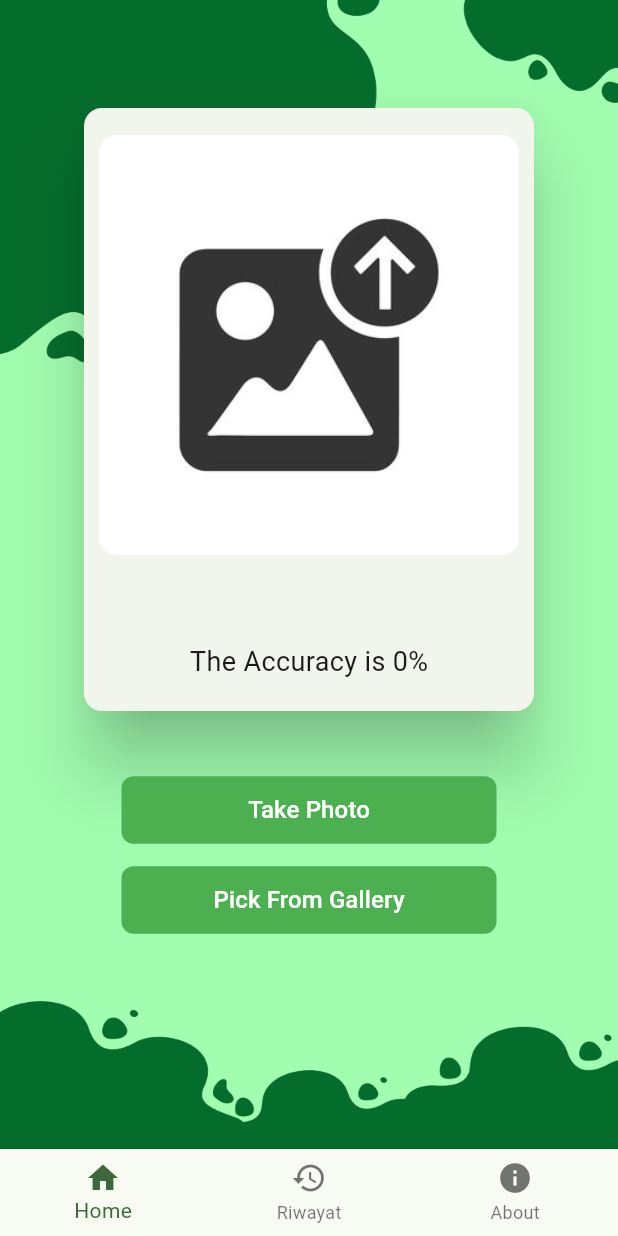
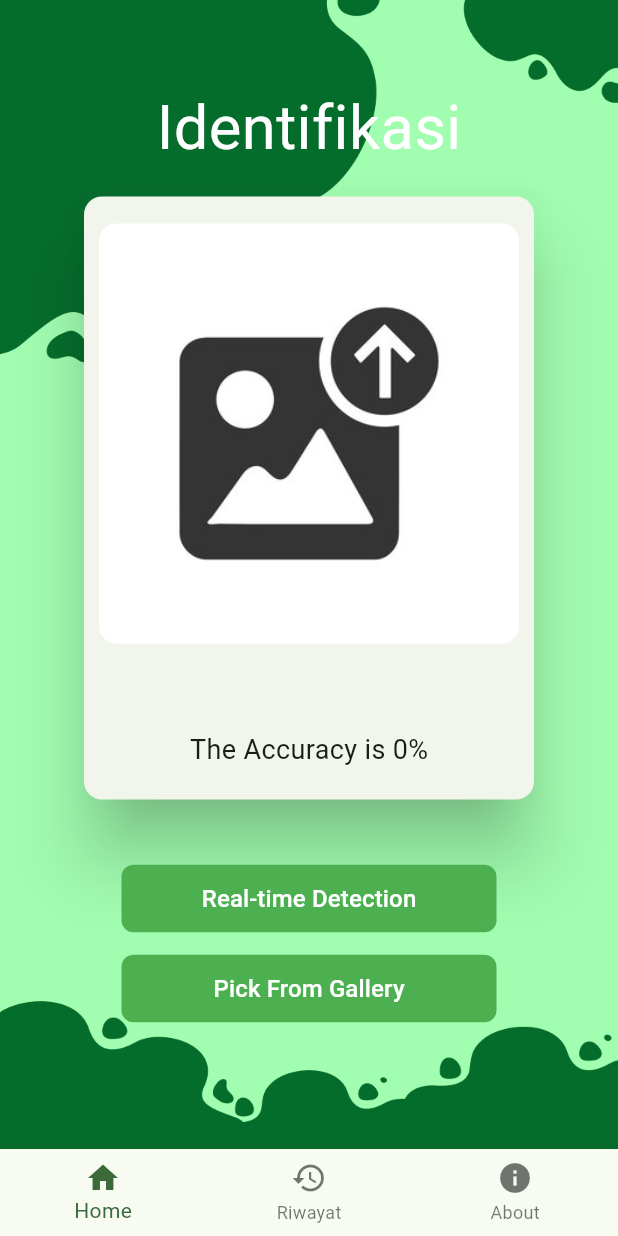
Before and after one commit to RiyanDai/Rpl7-Manggo-Disease-Detection, a Flutter app: the screen it shows after launch, on a phone screen of 412 x 824 dp. Run offline on Flutter 3.47's test engine with Material 3 defaults, Android fonts, the phone set to English and light mode, and no system bars; our stand-ins replace camera, hive, hive_flutter, image_picker; missing offline and left inert: flutter_tflite; accounts and stored records are empty.

Commit message:
add real time detection

```diff
--- a/lib/screen/home/home_page.dart
+++ b/lib/screen/home/home_page.dart
@@ -10,6 +10,7 @@ import 'dart:developer' as devtools;
 import 'package:my_tflit_app/models/detection_model.dart';
 
 import '../../widgets/wave_background.dart';
+import '../../screen/camera/camera_page.dart';
 
 
 
@@ -151,17 +152,23 @@ class _MyHomePageState extends State<MyHomePage> {
           child: Center(
             child: Column(
               children: [
+                Text('Identifikasi', style: TextStyle(fontSize: 41, color: Colors.white),),
                 const SizedBox(
                   height: 12,
                 ),
                 Card(
                   elevation: 20,
                   clipBehavior: Clip.hardEdge,
-                  child: SizedBox(
+                  child: Column(
+                    children: [
+
+                      SizedBox(
+
                       width: 300,
                       child: SingleChildScrollView(
                         child: Column(
                           children: [
+
                             const SizedBox(
                               height: 18,
                             ),
@@ -215,24 +222,28 @@ class _MyHomePageState extends State<MyHomePage> {
                         ),
                       ),
                     ),
+                  ],),
                 ),
                 const SizedBox(
                   height: 38,
                 ),
                 ElevatedButton(
                   onPressed: () {
-                    pickImageCamera();
+                    Navigator.push(
+                      context,
+                      MaterialPageRoute(builder: (context) => const CameraPage()),
+                    );
                   },
                   style: ElevatedButton.styleFrom(
-                    backgroundColor: const Color(0xFF4CAF50), // Green color
-                    minimumSize: const Size(250, 45), // Set fixed width and height
+                    backgroundColor: const Color(0xFF4CAF50),
+                    minimumSize: const Size(250, 45),
                     shape: RoundedRectangleBorder(
                       borderRadius: BorderRadius.circular(8),
                     ),
-                    elevation: 0, // No shadow
+                    elevation: 0,
                   ),
                   child: const Text(
-                    "Take Photo",
+                    "Real-time Detection",
                     style: TextStyle(
                       color: Colors.white,
                       fontSize: 16,
--- a/pubspec.yaml
+++ b/pubspec.yaml
@@ -39,6 +39,7 @@ dependencies:
   flutter_tflite: ^1.0.1
   hive: ^2.2.3
   hive_flutter: ^1.1.0
+  camera: ^0.10.5+9
 
 
 dev_dependencies:
```
Also changed, not shown: lib/screen/camera/camera_page.dart (added, +125 -0 lines), pubspec.lock, 6 other files. Lines whose indentation alone changed are shown as unchanged.
